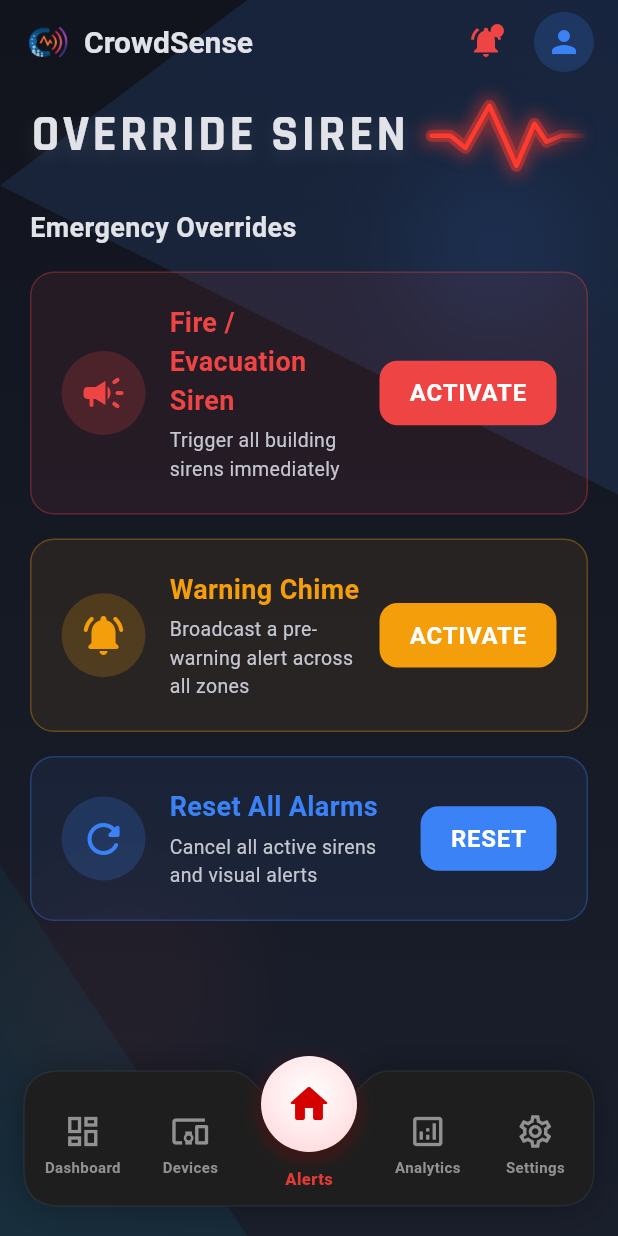
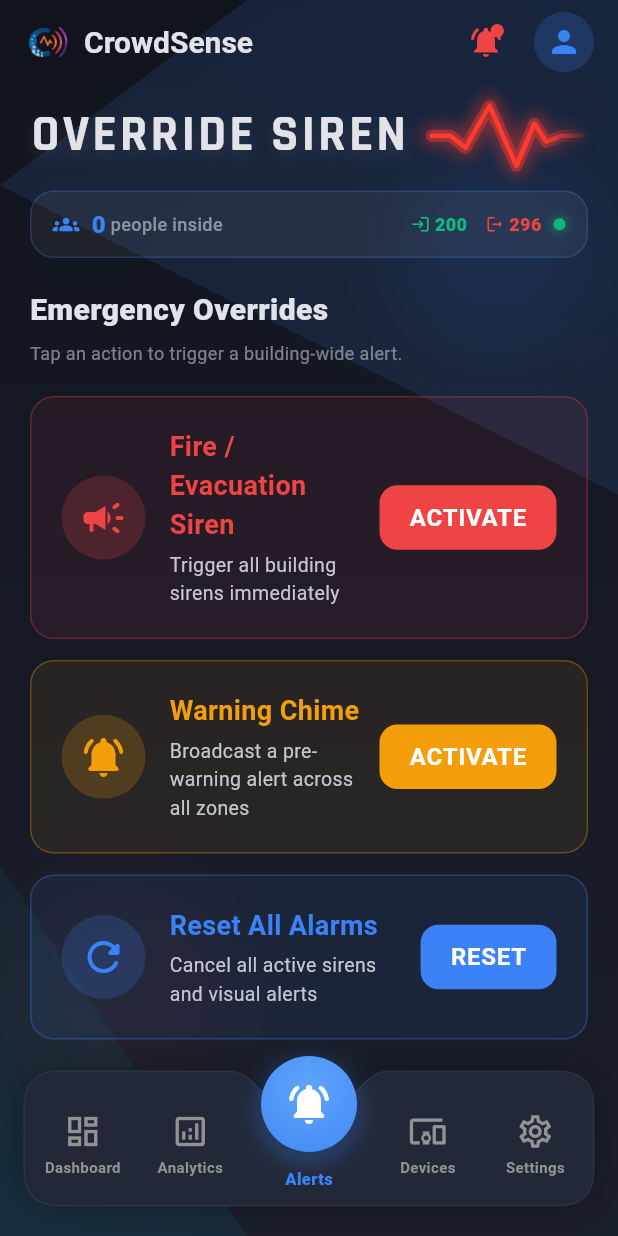
Before and after one commit to carlragas/crowdsense-software, a Flutter app: the DashboardScreen screen opened by its route, item 3 of the bottom bar chosen, on a phone screen of 412 x 824 dp. Run offline on Flutter 3.47's test engine with Material 3 defaults, Android fonts, the light colour scheme and no system bars; our stand-ins replace animate_do, firebase_core, fl_chart, google_fonts; missing offline and left inert: window_manager; accounts and stored records are empty.

Commit message:
NAVI NAVIIII and ALERTTT

```diff
--- a/lib/features/dashboard/screens/dashboard_screen.dart
+++ b/lib/features/dashboard/screens/dashboard_screen.dart
@@ -208,7 +208,7 @@ class _DashboardScreenState extends State<DashboardScreen>
     _resolveUrgent(id);
 
     setState(() {
-      _currentIndex = 1; // Navigate to Devices tab
+      _currentIndex = 3; // Navigate to Devices tab
       _showNotificationsPanel = false;
       _highlightedLogId = id;
       _highlightedItemKey = GlobalKey(); // Fresh key each tap
@@ -479,35 +479,41 @@ class _DashboardScreenState extends State<DashboardScreen>
                       _buildCrowdCountList(),
                     ],
                   ),
-                  // Index 1: Devices
-                  DevicesScreen(
-                    logs: _deviceLogs,
-                    highlightedLogId: _highlightedLogId,
-                    highlightedItemKey: _highlightedItemKey,
-                    parentScrollController: _scrollController,
-                  ),
+                  // Index 1: Analytics
+                  const AnalyticsScreen(),
                   // Index 2 (Center): Alerts & Manual Siren Control
                   Column(
                     crossAxisAlignment: CrossAxisAlignment.start,
                     children: [
                       const PageTitle(title: "Override Siren"),
-                      const SizedBox(height: 24),
-                      Text("Emergency Overrides", style: TextStyle(fontSize: 18, fontWeight: FontWeight.bold, color: Theme.of(context).colorScheme.onSurface)),
-                      const SizedBox(height: 16),
+                      const SizedBox(height: 12),
+                      // Compact occupancy banner
+                      _buildOccupancyBanner(),
+                      const SizedBox(height: 20),
+                      Text(
+                        "Emergency Overrides",
+                        style: TextStyle(fontSize: 20, fontWeight: FontWeight.w800, color: Theme.of(context).colorScheme.onSurface),
+                      ),
+                      const SizedBox(height: 6),
+                      Text(
+                        "Tap an action to trigger a building-wide alert.",
+                        style: TextStyle(fontSize: 12, color: Theme.of(context).colorScheme.onSurfaceVariant.withOpacity(0.6)),
+                      ),
+                      const SizedBox(height: 20),
                       _buildAlarmControlCard(
                         title: "Fire / Evacuation Siren",
                         subtitle: "Trigger all building sirens immediately",
                         icon: Icons.campaign_rounded,
                         color: AppColors.statusDanger,
                       ),
-                      const SizedBox(height: 16),
+                      const SizedBox(height: 14),
                       _buildAlarmControlCard(
                         title: "Warning Chime",
                         subtitle: "Broadcast a pre-warning alert across all zones",
                         icon: Icons.notifications_active_rounded,
                         color: AppColors.statusWarning,
                       ),
-                      const SizedBox(height: 16),
+                      const SizedBox(height: 14),
                       _buildAlarmControlCard(
                         title: "Reset All Alarms",
                         subtitle: "Cancel all active sirens and visual alerts",
@@ -516,8 +522,13 @@ class _DashboardScreenState extends State<DashboardScreen>
                       ),
                     ],
                   ),
-                  // Index 3: Analytics
-                  const AnalyticsScreen(),
+                  // Index 3: Devices
+                  DevicesScreen(
+                    logs: _deviceLogs,
+                    highlightedLogId: _highlightedLogId,
+                    highlightedItemKey: _highlightedItemKey,
+                    parentScrollController: _scrollController,
+                  ),
                   // Index 4: Settings
                   const SettingsScreen(),
                 ][_currentIndex],
@@ -566,7 +577,7 @@ class _DashboardScreenState extends State<DashboardScreen>
                   mainAxisAlignment: MainAxisAlignment.spaceEvenly,
                   children: [
                     _buildNavItem(icon: Icons.dashboard_outlined, label: "Dashboard", index: 0),
-                    _buildNavItem(icon: Icons.devices_other, label: "Devices", index: 1),
+                    _buildNavItem(icon: Icons.analytics_outlined, label: "Analytics", index: 1),
                     SizedBox(
                       width: 80,
                       child: Column(
@@ -578,14 +589,14 @@ class _DashboardScreenState extends State<DashboardScreen>
                             style: TextStyle(
                               fontSize: 11,
                               fontWeight: FontWeight.w800,
-                              color: _currentIndex == 2 ? const Color(0xFFE53935) : Colors.grey,
+                              color: _currentIndex == 2 ? AppColors.primaryBlue : Colors.grey,
                             ),
                           ),
                           const SizedBox(height: 10),
                         ],
                       ),
                     ),
-                    _buildNavItem(icon: Icons.analytics_outlined, label: "Analytics", index: 3),
+                    _buildNavItem(icon: Icons.devices_other, label: "Devices", index: 3),
                     _buildNavItem(icon: Icons.settings_outlined, label: "Settings", index: 4),
                   ],
                 ),
@@ -602,17 +613,16 @@ class _DashboardScreenState extends State<DashboardScreen>
                     height: 64,
                     decoration: BoxDecoration(
                       shape: BoxShape.circle,
-                      color: Colors.white,
                       gradient: const RadialGradient(
-                        colors: [Colors.white, Color(0xFFFFCDD2)],
-                        center: Alignment(0, -0.2),
-                        radius: 0.9,
+                        colors: [AppColors.accentBlue, AppColors.primaryBlue],
+                        center: Alignment(0, -0.3),
+                        radius: 1.0,
                       ),
                       boxShadow: [
                         BoxShadow(
-                          color: const Color(0xFFD50000).withOpacity(0.3),
-                          blurRadius: 10,
-                          offset: const Offset(0, 4),
+                          color: AppColors.primaryBlue.withOpacity(0.45),
+                          blurRadius: 14,
+                          offset: const Offset(0, 5),
                         ),
                         BoxShadow(
                           color: Colors.black.withOpacity(0.15),
@@ -622,8 +632,8 @@ class _DashboardScreenState extends State<DashboardScreen>
                       ],
                     ),
                     child: const Icon(
-                      Icons.home_rounded,
-                      color: Color(0xFFD50000), // Solid red icon
+                      Icons.notifications_active_rounded,
+                      color: Colors.white,
                       size: 32,
                     ),
                   ),
@@ -638,7 +648,7 @@ class _DashboardScreenState extends State<DashboardScreen>
 
   Widget _buildNavItem({required IconData icon, required String label, required int index}) {
     final isSelected = _currentIndex == index;
-    final color = isSelected ? const Color(0xFFE53935) : Colors.grey.withOpacity(0.9);
+    final color = isSelected ? AppColors.primaryBlue : Colors.grey.withOpacity(0.9);
 
     return GestureDetector(
       onTap: () {
@@ -824,6 +834,74 @@ class _DashboardScreenState extends State<DashboardScreen>
       ),
     );
   }
+
+  Widget _buildOccupancyBanner() {
+    final int inside = _totalPeopleInside;
+    final colorScheme = Theme.of(context).colorScheme;
+    final isDark = Theme.of(context).brightness == Brightness.dark;
+
+    return Container(
+      padding: const EdgeInsets.symmetric(horizontal: 14, vertical: 10),
+      decoration: BoxDecoration(
+        color: isDark
+            ? Colors.white.withOpacity(0.05)
+            : Colors.black.withOpacity(0.03),
+        borderRadius: BorderRadius.circular(16),
+        border: Border.all(
+          color: AppColors.primaryBlue.withOpacity(0.25),
+        ),
+      ),
+      child: Row(
+        children: [
+          Icon(Icons.groups_rounded, color: AppColors.primaryBlue, size: 18),
+          const SizedBox(width: 8),
+          Text(
+            '$inside',
+            style: const TextStyle(
+              fontSize: 16,
+              fontWeight: FontWeight.w900,
+              color: AppColors.primaryBlue,
+            ),
+          ),
+          Text(
+            ' people inside',
+            style: TextStyle(
+              fontSize: 12,
+              fontWeight: FontWeight.w500,
+              color: colorScheme.onSurfaceVariant.withOpacity(0.65),
+            ),
+          ),
+          const Spacer(),
+          // Entries
+          Icon(Icons.login_rounded, size: 13, color: AppColors.statusSafe),
+          const SizedBox(width: 3),
+          Text(
+            '$_totalEntries',
+            style: const TextStyle(
+              fontSize: 12,
+              fontWeight: FontWeight.w800,
+              color: AppColors.statusSafe,
+            ),
+          ),
+          const SizedBox(width: 12),
+          // Exits
+          Icon(Icons.logout_rounded, size: 13, color: AppColors.statusDanger),
+          const SizedBox(width: 3),
+          Text(
+            '$_totalExits',
+            style: const TextStyle(
+              fontSize: 12,
+              fontWeight: FontWeight.w800,
+              color: AppColors.statusDanger,
+            ),
+          ),
+          const SizedBox(width: 8),
+          _PulsingDot(color: AppColors.statusSafe),
+        ],
+      ),
+    );
+  }
+
 
   Widget _buildAlarmControlCard({required String title, required String subtitle, required IconData icon, required Color color}) {
     final bool isReset = title.contains("Reset");
@@ -1156,7 +1234,7 @@ class _NavBarPainter extends CustomPainter {
   void paint(Canvas canvas, Size size) {
     final isDark = Theme.of(context).brightness == Brightness.dark;
     final paint = Paint()
-      ..color = isDark ? const Color(0xFF1E1E1E) : Colors.white
+      ..color = isDark ? AppColors.surfaceDark : Colors.white
       ..style = PaintingStyle.fill;
 
     final shadowPaint = Paint()
```
